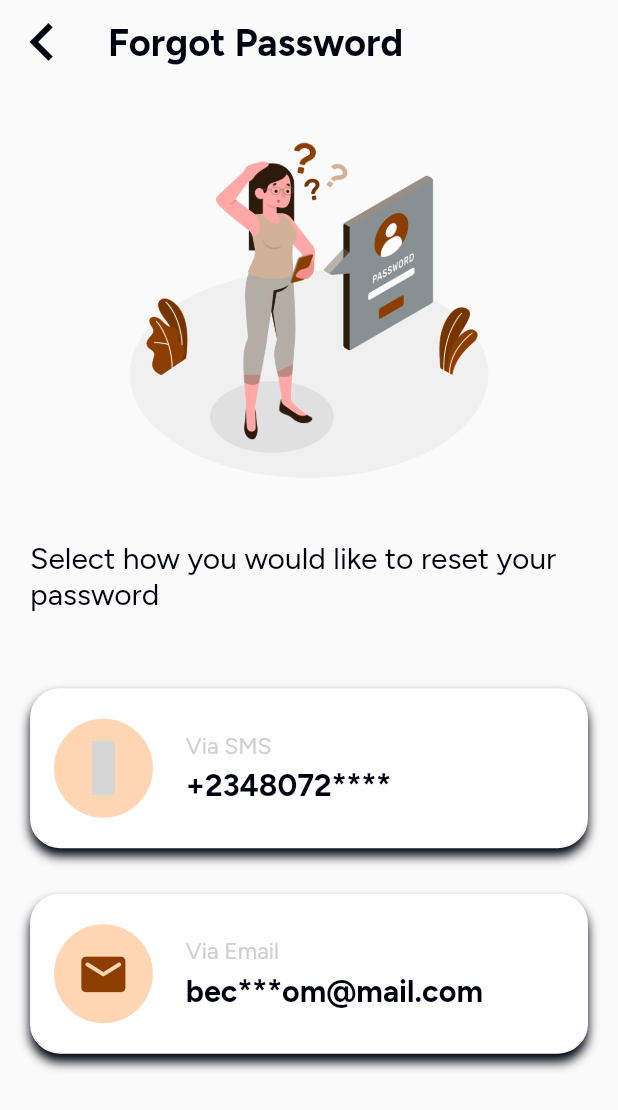
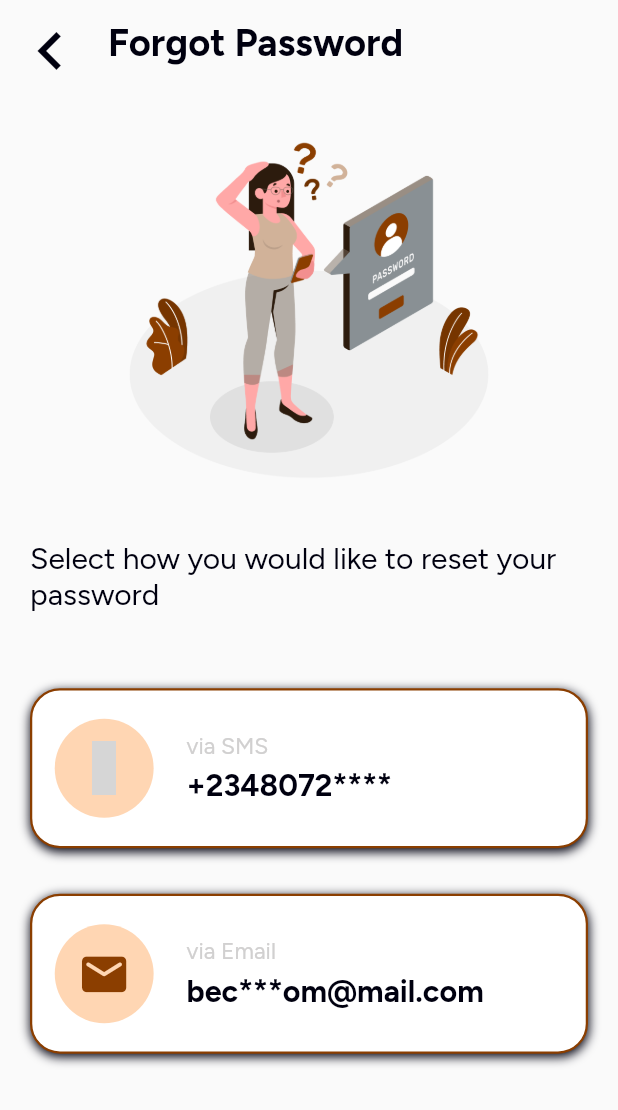
Before and after one commit to theflaury/flaury-mobile-app, a Flutter app: the ForgotPasswordView screen opened by its route, on a phone screen of 412 x 824 dp. Shown: the top 1110 px of the screen. Run offline on Flutter 3.47's test engine with Material 2 defaults, Android fonts, the light colour scheme and no system bars; our stand-ins replace flutter_screenutil, flutter_spinkit, get, google_fonts, iconsax_flutter; statements that could not run were skipped; grey boxes are pictures that could not be loaded.

Commit message:
completion of fg view

```diff
--- a/lib/app/modules/forgot_password/views/forgot_password_view.dart
+++ b/lib/app/modules/forgot_password/views/forgot_password_view.dart
@@ -18,17 +18,22 @@ class ForgotPasswordView extends GetView<ForgotPasswordController> {
     return Scaffold(
       appBar: AppBar(
         automaticallyImplyLeading: true,
-        leading: Icon(
+        leading: IconButton(
+            onPressed: () {
+              Get.back();
+            },
+            icon: Icon(
               Icons.navigate_before,
               size: 50.h,
               color: AppColors.black,
-        ),
+            )),
         title: BigAppText('Forgot Password'),
         centerTitle: false,
         elevation: 0,
         backgroundColor: Colors.transparent,
       ),
-      body: Container(
+      body: SafeArea(
+        child: Container(
           padding: simPad(20, 20),
           child: Column(
             mainAxisAlignment: MainAxisAlignment.start,
@@ -54,8 +59,8 @@ class ForgotPasswordView extends GetView<ForgotPasswordController> {
                   }
                 },
                 child: const FgButton(
-                bordercolor: AppColors.white,
-                hint: 'Via SMS',
+                  bordercolor: AppColors.primary,
+                  hint: 'via SMS',
                   label: '+2348072****',
                   icon: Iconsax.message,
                 ),
@@ -69,8 +74,8 @@ class ForgotPasswordView extends GetView<ForgotPasswordController> {
                   }
                 },
                 child: const FgButton(
-                bordercolor: AppColors.white,
-                hint: 'Via Email',
+                  bordercolor: AppColors.primary,
+                  hint: 'via Email',
                   label: 'bec***om@mail.com',
                   icon: Icons.email_rounded,
                 ),
@@ -78,6 +83,7 @@ class ForgotPasswordView extends GetView<ForgotPasswordController> {
             ],
           ),
         ),
+      ),
     );
   }
 }
--- a/lib/app/widgets/fgbutton.dart
+++ b/lib/app/widgets/fgbutton.dart
@@ -31,8 +31,8 @@ class FgButton extends StatelessWidget {
             BoxShadow(
               color: AppColors.black,
               offset: Offset(
-                0.0,
-                5.0,
+                0.1,
+                2.0,
               ),
               blurRadius: 5.0,
             ),
@@ -40,6 +40,7 @@ class FgButton extends StatelessWidget {
           borderRadius: BorderRadius.circular(20),
           border: Border.all(
             color: bordercolor ?? AppColors.white,
+            width: 1.5,
           ),
         ),
         child: Row(
```
Lines whose indentation alone changed are shown as unchanged.
